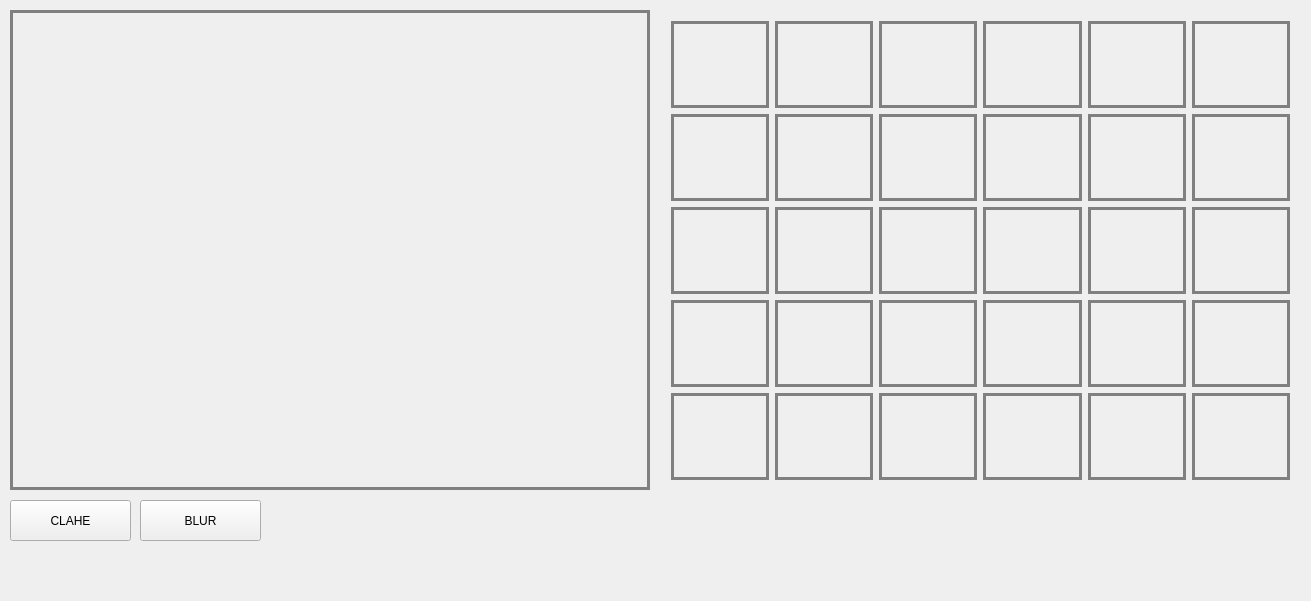
First picture: the form in COMPUTER_VISION/COMPUTER_VISION.ui, repository goobncl/COMPUTER_VISION, before the edit.
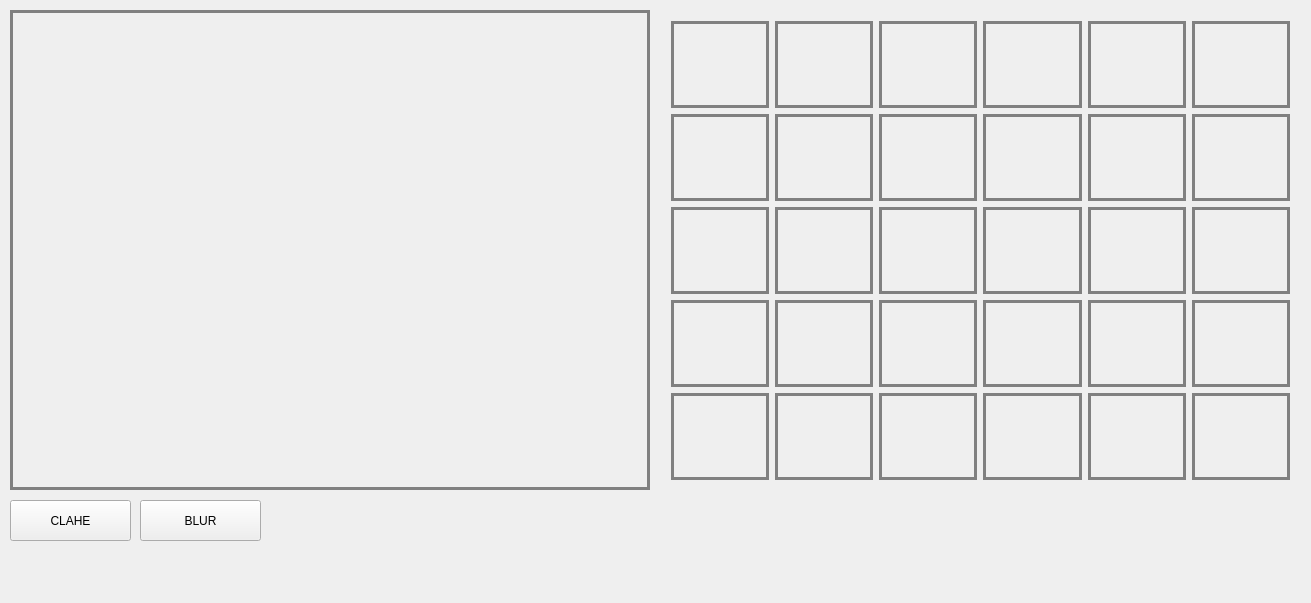
Second picture: the form after the edit.

Commit message: 1차 리펙토링

```diff
--- a/COMPUTER_VISION/COMPUTER_VISION.ui
+++ b/COMPUTER_VISION/COMPUTER_VISION.ui
@@ -7,7 +7,7 @@
     <x>0</x>
     <y>0</y>
     <width>1311</width>
-    <height>601</height>
+    <height>603</height>
    </rect>
   </property>
   <property name="sizePolicy">
@@ -85,9 +85,10 @@
     </property>
     <layout class="QGridLayout" name="gridLayout">
      <item row="4" column="3">
-      <widget class="QLabel" name="layerLabel_10">
+      <widget class="QLabel" name="layerLabel_09">
        <property name="styleSheet">
-        <string notr="true">border: 3px solid gray;</string>
+        <string notr="true">border: 3px solid gray; 
+color : red;</string>
        </property>
        <property name="frameShape">
         <enum>QFrame::NoFrame</enum>
@@ -101,25 +102,10 @@
       </widget>
      </item>
      <item row="3" column="5">
-      <widget class="QLabel" name="layerLabel_06">
-       <property name="styleSheet">
-        <string notr="true">border: 3px solid gray;</string>
-       </property>
-       <property name="frameShape">
-        <enum>QFrame::NoFrame</enum>
-       </property>
-       <property name="frameShadow">
-        <enum>QFrame::Plain</enum>
-       </property>
-       <property name="text">
-        <string/>
-       </property>
-      </widget>
-     </item>
-     <item row="3" column="4">
       <widget class="QLabel" name="layerLabel_05">
        <property name="styleSheet">
-        <string notr="true">border: 3px solid gray;</string>
+        <string notr="true">border: 3px solid gray; 
+color : red;</string>
        </property>
        <property name="frameShape">
         <enum>QFrame::NoFrame</enum>
@@ -132,10 +118,28 @@
        </property>
       </widget>
      </item>
-     <item row="3" column="3">
+     <item row="3" column="4">
       <widget class="QLabel" name="layerLabel_04">
        <property name="styleSheet">
-        <string notr="true">border: 3px solid gray;</string>
+        <string notr="true">border: 3px solid gray; 
+color : red;</string>
+       </property>
+       <property name="frameShape">
+        <enum>QFrame::NoFrame</enum>
+       </property>
+       <property name="frameShadow">
+        <enum>QFrame::Plain</enum>
+       </property>
+       <property name="text">
+        <string/>
+       </property>
+      </widget>
+     </item>
+     <item row="3" column="3">
+      <widget class="QLabel" name="layerLabel_03">
+       <property name="styleSheet">
+        <string notr="true">border: 3px solid gray; 
+color : red;</string>
        </property>
        <property name="frameShape">
         <enum>QFrame::NoFrame</enum>
@@ -149,9 +153,10 @@
       </widget>
      </item>
      <item row="4" column="0">
-      <widget class="QLabel" name="layerLabel_07">
+      <widget class="QLabel" name="layerLabel_06">
        <property name="styleSheet">
-        <string notr="true">border: 3px solid gray;</string>
+        <string notr="true">border: 3px solid gray; 
+color : red;</string>
        </property>
        <property name="frameShape">
         <enum>QFrame::NoFrame</enum>
@@ -165,25 +170,27 @@
       </widget>
      </item>
      <item row="3" column="1">
-      <widget class="QLabel" name="layerLabel_02">
-       <property name="styleSheet">
-        <string notr="true">border: 3px solid gray;</string>
-       </property>
-       <property name="frameShape">
-        <enum>QFrame::NoFrame</enum>
-       </property>
-       <property name="frameShadow">
-        <enum>QFrame::Plain</enum>
-       </property>
-       <property name="text">
-        <string/>
-       </property>
-      </widget>
-     </item>
-     <item row="3" column="0">
       <widget class="QLabel" name="layerLabel_01">
        <property name="styleSheet">
-        <string notr="true">border: 3px solid gray;</string>
+        <string notr="true">border: 3px solid gray; 
+color : red;</string>
+       </property>
+       <property name="frameShape">
+        <enum>QFrame::NoFrame</enum>
+       </property>
+       <property name="frameShadow">
+        <enum>QFrame::Plain</enum>
+       </property>
+       <property name="text">
+        <string/>
+       </property>
+      </widget>
+     </item>
+     <item row="3" column="0">
+      <widget class="QLabel" name="layerLabel_00">
+       <property name="styleSheet">
+        <string notr="true">border: 3px solid gray; 
+color : red;</string>
        </property>
        <property name="frameShape">
         <enum>QFrame::NoFrame</enum>
@@ -197,9 +204,10 @@
       </widget>
      </item>
      <item row="4" column="4">
-      <widget class="QLabel" name="layerLabel_11">
+      <widget class="QLabel" name="layerLabel_10">
        <property name="styleSheet">
-        <string notr="true">border: 3px solid gray;</string>
+        <string notr="true">border: 3px solid gray; 
+color : red;</string>
        </property>
        <property name="frameShape">
         <enum>QFrame::NoFrame</enum>
@@ -213,9 +221,10 @@
       </widget>
      </item>
      <item row="4" column="2">
-      <widget class="QLabel" name="layerLabel_09">
+      <widget class="QLabel" name="layerLabel_08">
        <property name="styleSheet">
-        <string notr="true">border: 3px solid gray;</string>
+        <string notr="true">border: 3px solid gray; 
+color : red;</string>
        </property>
        <property name="frameShape">
         <enum>QFrame::NoFrame</enum>
@@ -229,9 +238,10 @@
       </widget>
      </item>
      <item row="3" column="2">
-      <widget class="QLabel" name="layerLabel_03">
+      <widget class="QLabel" name="layerLabel_02">
        <property name="styleSheet">
-        <string notr="true">border: 3px solid gray;</string>
+        <string notr="true">border: 3px solid gray; 
+color : red;</string>
        </property>
        <property name="frameShape">
         <enum>QFrame::NoFrame</enum>
@@ -245,9 +255,10 @@
       </widget>
      </item>
      <item row="4" column="1">
-      <widget class="QLabel" name="layerLabel_08">
+      <widget class="QLabel" name="layerLabel_07">
        <property name="styleSheet">
-        <string notr="true">border: 3px solid gray;</string>
+        <string notr="true">border: 3px solid gray; 
+color : red;</string>
        </property>
        <property name="frameShape">
         <enum>QFrame::NoFrame</enum>
@@ -261,9 +272,10 @@
       </widget>
      </item>
      <item row="4" column="5">
-      <widget class="QLabel" name="layerLabel_12">
+      <widget class="QLabel" name="layerLabel_11">
        <property name="styleSheet">
-        <string notr="true">border: 3px solid gray;</string>
+        <string notr="true">border: 3px solid gray; 
+color : red;</string>
        </property>
        <property name="frameShape">
         <enum>QFrame::NoFrame</enum>
@@ -277,9 +289,10 @@
       </widget>
      </item>
      <item row="5" column="0">
-      <widget class="QLabel" name="layerLabel_13">
+      <widget class="QLabel" name="layerLabel_12">
        <property name="styleSheet">
-        <string notr="true">border: 3px solid gray;</string>
+        <string notr="true">border: 3px solid gray; 
+color : red;</string>
        </property>
        <property name="frameShape">
         <enum>QFrame::NoFrame</enum>
@@ -293,9 +306,10 @@
       </widget>
      </item>
      <item row="6" column="0">
-      <widget class="QLabel" name="layerLabel_19">
+      <widget class="QLabel" name="layerLabel_18">
        <property name="styleSheet">
-        <string notr="true">border: 3px solid gray;</string>
+        <string notr="true">border: 3px solid gray; 
+color : red;</string>
        </property>
        <property name="frameShape">
         <enum>QFrame::NoFrame</enum>
@@ -309,9 +323,10 @@
       </widget>
      </item>
      <item row="5" column="1">
-      <widget class="QLabel" name="layerLabel_14">
+      <widget class="QLabel" name="layerLabel_13">
        <property name="styleSheet">
-        <string notr="true">border: 3px solid gray;</string>
+        <string notr="true">border: 3px solid gray; 
+color : red;</string>
        </property>
        <property name="frameShape">
         <enum>QFrame::NoFrame</enum>
@@ -325,9 +340,10 @@
       </widget>
      </item>
      <item row="7" column="0">
-      <widget class="QLabel" name="layerLabel_25">
+      <widget class="QLabel" name="layerLabel_24">
        <property name="styleSheet">
-        <string notr="true">border: 3px solid gray;</string>
+        <string notr="true">border: 3px solid gray; 
+color : red;</string>
        </property>
        <property name="frameShape">
         <enum>QFrame::NoFrame</enum>
@@ -341,9 +357,10 @@
       </widget>
      </item>
      <item row="5" column="2">
-      <widget class="QLabel" name="layerLabel_15">
+      <widget class="QLabel" name="layerLabel_14">
        <property name="styleSheet">
-        <string notr="true">border: 3px solid gray;</string>
+        <string notr="true">border: 3px solid gray; 
+color : red;</string>
        </property>
        <property name="frameShape">
         <enum>QFrame::NoFrame</enum>
@@ -357,9 +374,10 @@
       </widget>
      </item>
      <item row="5" column="3">
-      <widget class="QLabel" name="layerLabel_16">
+      <widget class="QLabel" name="layerLabel_15">
        <property name="styleSheet">
-        <string notr="true">border: 3px solid gray;</string>
+        <string notr="true">border: 3px solid gray; 
+color : red;</string>
        </property>
        <property name="frameShape">
         <enum>QFrame::NoFrame</enum>
@@ -373,9 +391,10 @@
       </widget>
      </item>
      <item row="5" column="4">
-      <widget class="QLabel" name="layerLabel_17">
+      <widget class="QLabel" name="layerLabel_16">
        <property name="styleSheet">
-        <string notr="true">border: 3px solid gray;</string>
+        <string notr="true">border: 3px solid gray; 
+color : red;</string>
        </property>
        <property name="frameShape">
         <enum>QFrame::NoFrame</enum>
@@ -389,9 +408,10 @@
       </widget>
      </item>
      <item row="5" column="5">
-      <widget class="QLabel" name="layerLabel_18">
+      <widget class="QLabel" name="layerLabel_17">
        <property name="styleSheet">
-        <string notr="true">border: 3px solid gray;</string>
+        <string notr="true">border: 3px solid gray; 
+color : red;</string>
        </property>
        <property name="frameShape">
         <enum>QFrame::NoFrame</enum>
@@ -405,9 +425,10 @@
       </widget>
      </item>
      <item row="6" column="1">
-      <widget class="QLabel" name="layerLabel_20">
+      <widget class="QLabel" name="layerLabel_19">
        <property name="styleSheet">
-        <string notr="true">border: 3px solid gray;</string>
+        <string notr="true">border: 3px solid gray; 
+color : red;</string>
        </property>
        <property name="frameShape">
         <enum>QFrame::NoFrame</enum>
@@ -421,9 +442,10 @@
       </widget>
      </item>
      <item row="6" column="2">
-      <widget class="QLabel" name="layerLabel_21">
+      <widget class="QLabel" name="layerLabel_20">
        <property name="styleSheet">
-        <string notr="true">border: 3px solid gray;</string>
+        <string notr="true">border: 3px solid gray; 
+color : red;</string>
        </property>
        <property name="frameShape">
         <enum>QFrame::NoFrame</enum>
@@ -437,9 +459,10 @@
       </widget>
      </item>
      <item row="6" column="3">
-      <widget class="QLabel" name="layerLabel_22">
+      <widget class="QLabel" name="layerLabel_21">
        <property name="styleSheet">
-        <string notr="true">border: 3px solid gray;</string>
+        <string notr="true">border: 3px solid gray; 
+color : red;</string>
        </property>
        <property name="frameShape">
         <enum>QFrame::NoFrame</enum>
@@ -453,9 +476,10 @@
       </widget>
      </item>
      <item row="6" column="4">
-      <widget class="QLabel" name="layerLabel_23">
+      <widget class="QLabel" name="layerLabel_22">
        <property name="styleSheet">
-        <string notr="true">border: 3px solid gray;</string>
+        <string notr="true">border: 3px solid gray; 
+color : red;</string>
        </property>
        <property name="frameShape">
         <enum>QFrame::NoFrame</enum>
@@ -469,9 +493,10 @@
       </widget>
      </item>
      <item row="6" column="5">
-      <widget class="QLabel" name="layerLabel_24">
+      <widget class="QLabel" name="layerLabel_23">
        <property name="styleSheet">
-        <string notr="true">border: 3px solid gray;</string>
+        <string notr="true">border: 3px solid gray; 
+color : red;</string>
        </property>
        <property name="frameShape">
         <enum>QFrame::NoFrame</enum>
@@ -485,9 +510,10 @@
       </widget>
      </item>
      <item row="7" column="1">
-      <widget class="QLabel" name="layerLabel_26">
+      <widget class="QLabel" name="layerLabel_25">
        <property name="styleSheet">
-        <string notr="true">border: 3px solid gray;</string>
+        <string notr="true">border: 3px solid gray; 
+color : red;</string>
        </property>
        <property name="frameShape">
         <enum>QFrame::NoFrame</enum>
@@ -501,9 +527,10 @@
       </widget>
      </item>
      <item row="7" column="2">
-      <widget class="QLabel" name="layerLabel_27">
+      <widget class="QLabel" name="layerLabel_26">
        <property name="styleSheet">
-        <string notr="true">border: 3px solid gray;</string>
+        <string notr="true">border: 3px solid gray; 
+color : red;</string>
        </property>
        <property name="frameShape">
         <enum>QFrame::NoFrame</enum>
@@ -517,9 +544,10 @@
       </widget>
      </item>
      <item row="7" column="3">
-      <widget class="QLabel" name="layerLabel_28">
+      <widget class="QLabel" name="layerLabel_27">
        <property name="styleSheet">
-        <string notr="true">border: 3px solid gray;</string>
+        <string notr="true">border: 3px solid gray; 
+color : red;</string>
        </property>
        <property name="frameShape">
         <enum>QFrame::NoFrame</enum>
@@ -533,9 +561,10 @@
       </widget>
      </item>
      <item row="7" column="4">
-      <widget class="QLabel" name="layerLabel_29">
+      <widget class="QLabel" name="layerLabel_28">
        <property name="styleSheet">
-        <string notr="true">border: 3px solid gray;</string>
+        <string notr="true">border: 3px solid gray; 
+color : red;</string>
        </property>
        <property name="frameShape">
         <enum>QFrame::NoFrame</enum>
```
Left out of the diff: 5 changed lines with no effect on the pictures. The commit also changes 2 other files.
